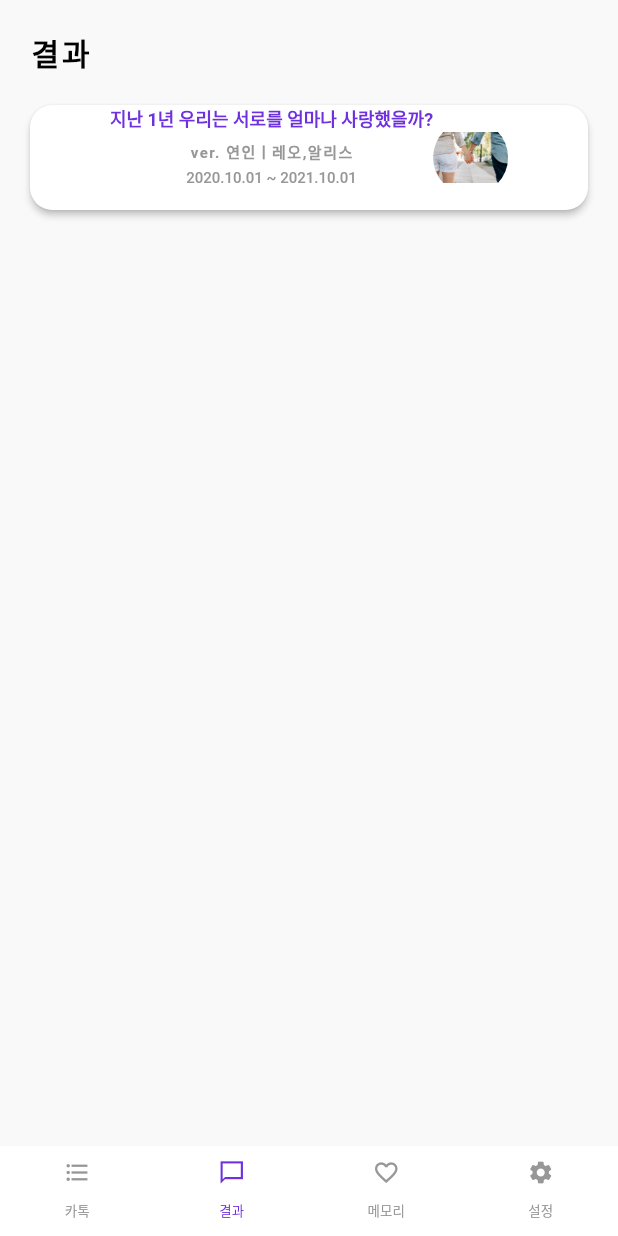
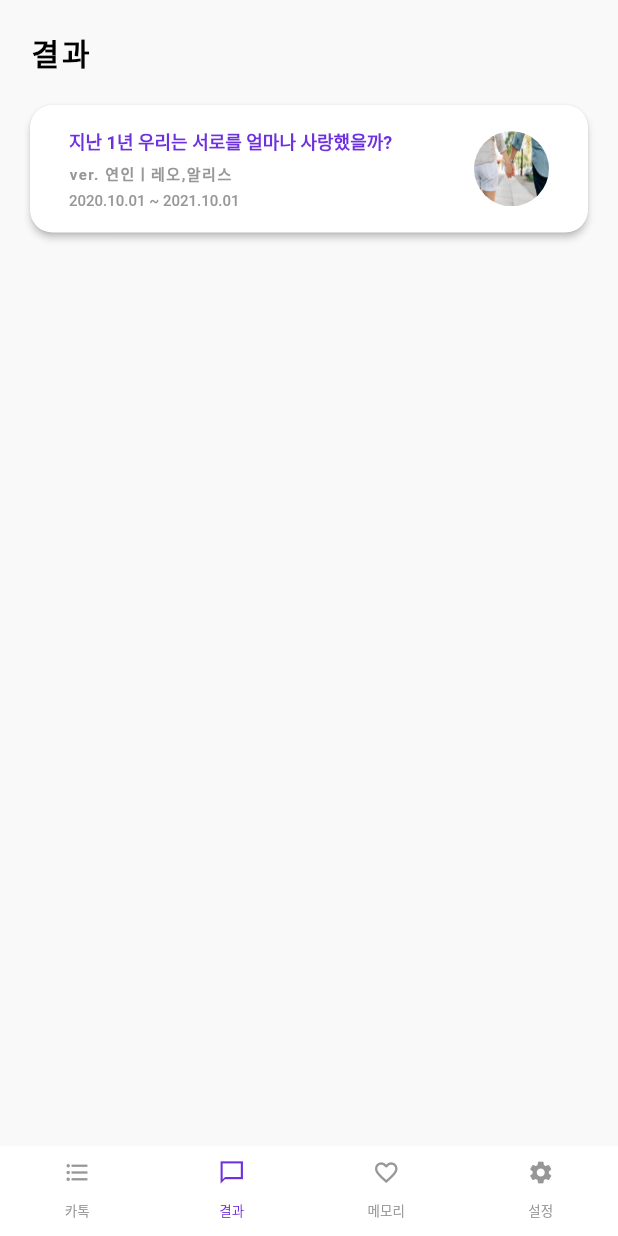
Before and after one commit to meannnj/katalkhae, a Flutter app: the screen it shows after launch, item 2 of the bottom bar chosen, after a tap on "지난 1년 우리는 서로를 얼마나 사랑했을까?", on a phone screen of 412 x 824 dp. Run offline on Flutter 3.47's test engine with Material 2 defaults, Android fonts, the phone set to English and light mode, and no system bars; our stand-ins replace file_picker.

Commit message:
main_screen, result_screen ui 수정

```diff
--- a/lib/screens/main_screen.dart
+++ b/lib/screens/main_screen.dart
@@ -26,7 +26,7 @@ class _ItemScreenState extends State<ItemScreen> {
               crossAxisAlignment: CrossAxisAlignment.start,
               children: [
                 const Padding(
-                  padding: EdgeInsets.only(top: 20.0, bottom: 20.0),
+                  padding: EdgeInsets.only(top: 20, bottom: 20),
                   child: Text(
                     '카톡해',
                     style: TextStyle(
@@ -40,14 +40,28 @@ class _ItemScreenState extends State<ItemScreen> {
                 Column(
                   mainAxisAlignment: MainAxisAlignment.center,
                   children: [
-                    Container(
-                      decoration: const BoxDecoration(
-                        color: Colors.white,
-                        // border: Border.all(
-                        //   color: Colors.red,
-                        // ),
-                        borderRadius: BorderRadius.all(Radius.circular(15.0)),
+                    ElevatedButton(
+                      onPressed: () {
+                        Navigator.push(
+                          context,
+                          MaterialPageRoute(
+                              builder: (context) => ItemA()),
+                        );},
+                      style: ElevatedButton.styleFrom(
+                        padding: EdgeInsets.zero,
+                        minimumSize: const Size(390, 50),
+                        primary: Colors.white, // background
+                        //onPrimary: Palette.mainColor, //foreground
+                        shape: RoundedRectangleBorder(
+                            borderRadius: BorderRadius.circular(15.0)),
                       ),
+                      // decoration: const BoxDecoration(
+                      //   color: Colors.white,
+                      //   // border: Border.all(
+                      //   //   color: Colors.red,
+                      //   // ),
+                      //   borderRadius: BorderRadius.all(Radius.circular(15.0)),
+                      // ),
                       child: Column(
                         children: [
                           ClipRRect(
@@ -57,14 +71,14 @@ class _ItemScreenState extends State<ItemScreen> {
                             ),
                             child: Image.asset(
                               'images/item1.png',
-                              fit: BoxFit.fill,
+                              fit: BoxFit.fitWidth,
                             ),
                           ),
                           const SizedBox(
                             height: 10.0,
                           ),
                           Padding(
-                            padding: const EdgeInsets.all(10.0),
+                            padding: const EdgeInsets.only(top:5,bottom:5, left:15,right:15),
                             child: Column(
                                 crossAxisAlignment: CrossAxisAlignment.start,
                                 children: <Widget>[
@@ -122,7 +136,7 @@ class _ItemScreenState extends State<ItemScreen> {
                                       ),
                                       child: const Text('카톡 해석하기')),
                                   const SizedBox(
-                                    height: 10.0,
+                                    height: 15,
                                   ),
                                 ]),
                           ),
--- a/lib/screens/result_screen.dart
+++ b/lib/screens/result_screen.dart
@@ -11,16 +11,15 @@ class ResultScreen extends StatefulWidget {
 }
 
 class _ResultScreenState extends State<ResultScreen> {
-
   @override
   Widget build(BuildContext context) {
     return Scaffold(
-      backgroundColor: Palette.backgroundColor,//Colors.white,
+      backgroundColor: Palette.backgroundColor, //Colors.white,
       body: SingleChildScrollView(
         scrollDirection: Axis.vertical,
         child: SafeArea(
           child: Padding(
-            padding: const EdgeInsets.only(top:0, left:20, right:20),
+            padding: const EdgeInsets.only(top: 0, left: 20, right: 20),
             child: Column(
               crossAxisAlignment: CrossAxisAlignment.start,
               children: [
@@ -36,19 +35,22 @@ class _ResultScreenState extends State<ResultScreen> {
                     ),
                   ),
                 ),
+
                 Column(
                   mainAxisAlignment: MainAxisAlignment.center,
                   children: [
-
                     ElevatedButton(
-                      onPressed: (){},
+                      onPressed: () {},
+                      child: Padding(
+                        padding: const EdgeInsets.only(top:15, bottom:15, left:10, right: 10),
                         child: Row(
-                          mainAxisAlignment: MainAxisAlignment.center,
-                          children:[
+                            mainAxisAlignment: MainAxisAlignment.spaceBetween,
+                            children: [
                               Column(
-                                mainAxisAlignment: MainAxisAlignment.start,
+                                  crossAxisAlignment: CrossAxisAlignment.start,
                                   children: const [
-                                  Text('지난 1년 우리는 서로를 얼마나 사랑했을까?',
+                                    Text(
+                                      '지난 1년 우리는 서로를 얼마나 사랑했을까?',
                                       style: TextStyle(
                                         color: Palette.mainColor,
                                         fontSize: 12.0,
@@ -58,7 +60,8 @@ class _ResultScreenState extends State<ResultScreen> {
                                     SizedBox(
                                       height: 5.0,
                                     ),
-                                  Text('ver. 연인ㅣ레오,알리스',
+                                    Text(
+                                      'ver. 연인ㅣ레오,알리스',
                                       style: TextStyle(
                                         letterSpacing: 1.0,
                                         fontSize: 10,
@@ -69,43 +72,35 @@ class _ResultScreenState extends State<ResultScreen> {
                                     SizedBox(
                                       height: 5.0,
                                     ),
-                                  Text('2020.10.01 ~ 2021.10.01',
+                                    Text(
+                                      '2020.10.01 ~ 2021.10.01',
                                       style: TextStyle(
                                         //letterSpacing: 1.0,
                                         fontSize: 10,
                                         color: Palette.disableColor,
                                       ),
                                     ),
-                                  SizedBox(
-                                    height: 15.0,
+
+                                  ]),
+                              Container(
+                                  width: 50.0,
+                                  height: 50.0,
+                                  decoration: const BoxDecoration(
+                                      shape: BoxShape.circle,
+                                      image: DecorationImage(
+                                          fit: BoxFit.fill,
+                                          image: AssetImage("images/item1.png")
+                                          ))),
+                            ]),
                       ),
-                                ]
-                            ),
-
-
-                            ClipRRect(
-                              borderRadius: BorderRadius.circular(50),
-                              child: Image.asset(
-                                'images/item1.png',
-                                height: 50,
-                                width: 50,
-                                //fit: BoxFit.fill,
-                              ),
-                            ),
-
-                          ]
-                      ),
-
                       style: ElevatedButton.styleFrom(
-                        minimumSize: const Size(390,50),
+                        minimumSize: const Size(390, 50),
                         primary: Colors.white, // background
                         //onPrimary: Palette.mainColor, //foreground
                         shape: RoundedRectangleBorder(
                             borderRadius: BorderRadius.circular(15.0)),
                       ),
                     ),
-
-
                   ],
                 )
               ],
```
Lines whose indentation alone changed are shown as unchanged.
